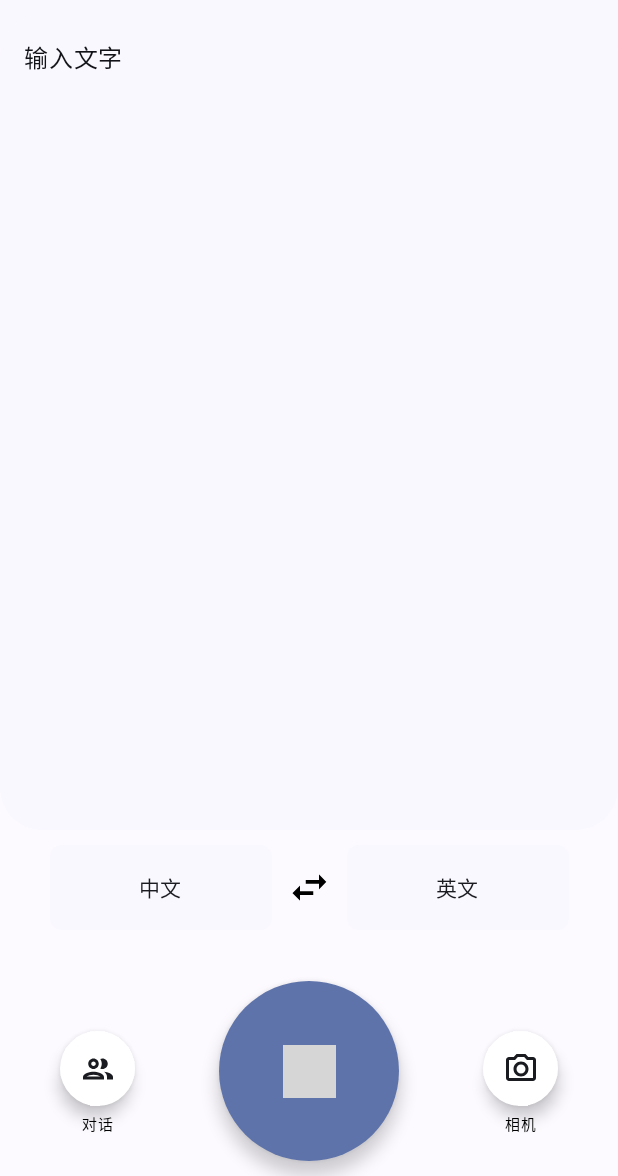
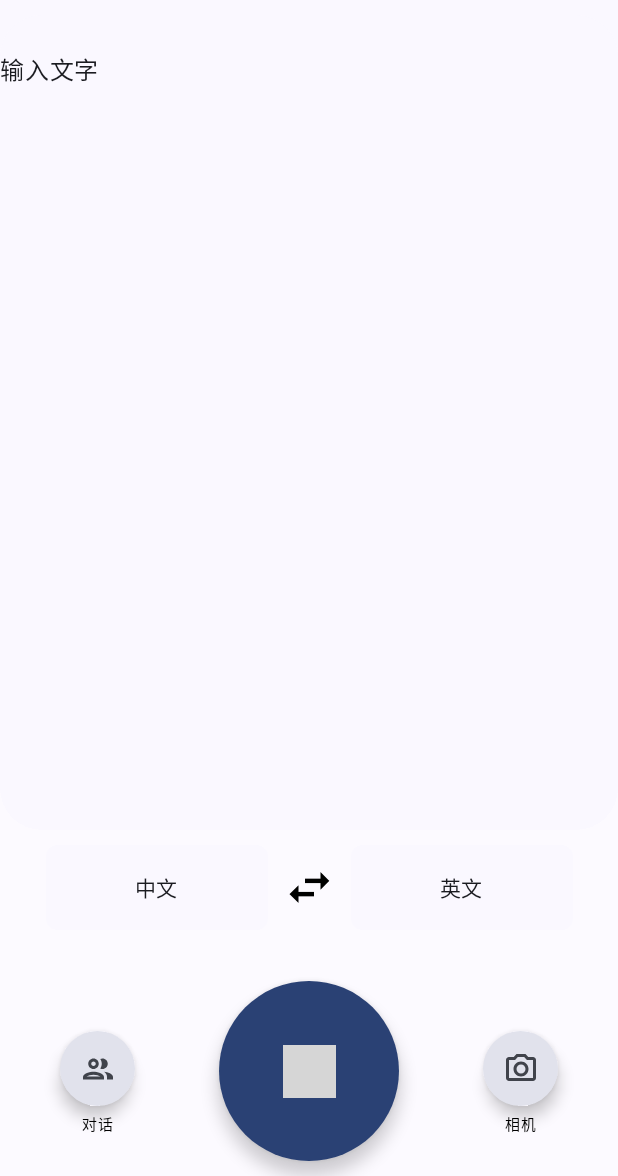
Before and after one commit to HXavier21/EchoLingua, an Android app built with Jetpack Compose: the @Preview function InterfaceMainPreview, on a phone screen of 412 x 824 dp, the part 60-1236 px from its top. Run offline under Robolectric (Android 15) with nearby library versions, the phone set to English and light mode, and no system bars; 1 statement that could not run was skipped; grey boxes are pictures that could not be loaded.

Commit message:
change textfield to text in MainTranslatePage.kt

```diff
--- a/Android/app/src/main/java/com/example/echolingua/ui/page/MainTranslatePage.kt
+++ b/Android/app/src/main/java/com/example/echolingua/ui/page/MainTranslatePage.kt
@@ -4,10 +4,13 @@ import android.content.res.Configuration
 import androidx.compose.foundation.Image
 import androidx.compose.foundation.background
 import androidx.compose.foundation.layout.Arrangement
+import androidx.compose.foundation.layout.Box
 import androidx.compose.foundation.layout.Column
 import androidx.compose.foundation.layout.Row
 import androidx.compose.foundation.layout.Spacer
+import androidx.compose.foundation.layout.fillMaxSize
 import androidx.compose.foundation.layout.fillMaxWidth
+import androidx.compose.foundation.layout.height
 import androidx.compose.foundation.layout.offset
 import androidx.compose.foundation.layout.padding
 import androidx.compose.foundation.layout.size
@@ -19,9 +22,7 @@ import androidx.compose.material.icons.outlined.CameraAlt
 import androidx.compose.material.icons.outlined.Group
 import androidx.compose.material.icons.twotone.Mic
 import androidx.compose.material3.Button
-import androidx.compose.material3.ButtonColors
 import androidx.compose.material3.ButtonDefaults
-import androidx.compose.material3.FilledTonalButton
 import androidx.compose.material3.Icon
 import androidx.compose.material3.LargeFloatingActionButton
 import androidx.compose.material3.MaterialTheme
@@ -31,26 +32,14 @@ import androidx.compose.runtime.Composable
 import androidx.compose.ui.Alignment
 import androidx.compose.ui.Modifier
 import androidx.compose.ui.draw.clip
-import androidx.compose.ui.graphics.Color
 import androidx.compose.ui.graphics.graphicsLayer
 import androidx.compose.ui.res.painterResource
 import androidx.compose.ui.tooling.preview.Preview
 import androidx.compose.ui.unit.dp
 import androidx.compose.ui.unit.sp
 import com.example.echolingua.R
-import com.example.echolingua.ui.component.TextInput
 import com.example.echolingua.ui.theme.EchoLinguaTheme
 
-
-@Composable
-fun KeyTranslationsIcon() {
-    Icon(
-        Icons.Filled.Star,
-        contentDescription = null,
-        modifier = Modifier
-            .padding(start = 10.dp)
-    )
-}
 
 @Composable
 fun MainTranslatePage(
@@ -63,37 +52,29 @@ fun MainTranslatePage(
         Column(
             horizontalAlignment = Alignment.CenterHorizontally
         ) {
-            Row(
-                modifier = Modifier
-                    .background(MaterialTheme.colorScheme.surface)
-                    .fillMaxWidth()
-                    .padding(10.dp),
-                verticalAlignment = Alignment.CenterVertically
-            ) {
-                Icon(
-                    Icons.Filled.Star,
-                    contentDescription = null,
+            MainPageNavigationBar()
+            Box(modifier = modifier.weight(1f)) {
+                Spacer(
                     modifier = Modifier
-                        .padding(start = 10.dp)
+                        .fillMaxWidth()
+                        .height(30.dp)
+                        .background(MaterialTheme.colorScheme.surface)
                 )
-                Spacer(modifier = Modifier.weight(1f))
-                Text(
-                    text = "EchoLingua翻译",
-                    modifier = Modifier
-                )
-                Spacer(modifier = Modifier.weight(1f))
-                Image(
-                    painter = painterResource(R.drawable.aniya),
-                    contentDescription = null,
-                    modifier = Modifier
-                        .padding(end = 10.dp)
-                        .size(30.dp)
-                        .clip(CircleShape)
-                )
+                Column(
+                    modifier= Modifier
+                        .clip(shape = MaterialTheme.shapes.extraLarge)
+                        .fillMaxSize()
+                        .background(MaterialTheme.colorScheme.surface)
+
+                ){
+                    Spacer(modifier = Modifier.size(24.dp))
+                    Text(
+                        text = "输入文字",
+                        color = MaterialTheme.colorScheme.onSurface,
+                    )
+                }
+
             }
-            TextInput(
-                modifier = Modifier.weight(1f)
-            )
 
             Spacer(modifier = Modifier.size(10.dp))
             Column(horizontalAlignment = Alignment.CenterHorizontally) {
@@ -123,7 +104,7 @@ fun MainTranslatePage(
                         modifier = Modifier
                             .graphicsLayer { this.rotationZ = 90f }
                             .padding(horizontal = 10.dp)
-                            .size(30.dp)
+                            .size(35.dp)
 
                     )
                     Button(
@@ -151,7 +132,7 @@ fun MainTranslatePage(
                         LargeFloatingActionButton(
                             onClick = { /*TODO*/ },
                             shape = CircleShape,
-                            containerColor = MaterialTheme.colorScheme.onPrimary,
+                            containerColor = MaterialTheme.colorScheme.surfaceVariant,
                             modifier = Modifier
                                 .size(50.dp)
                         ) {
@@ -173,6 +154,7 @@ fun MainTranslatePage(
                     LargeFloatingActionButton(
                         onClick = { /*TODO*/ },
                         shape = CircleShape,
+                        containerColor = MaterialTheme.colorScheme.primary,
                         modifier = Modifier
                             .size(120.dp)
                             .offset(y = (-10).dp),
@@ -191,7 +173,7 @@ fun MainTranslatePage(
                         LargeFloatingActionButton(
                             onClick = { /*TODO*/ },
                             shape = CircleShape,
-                            containerColor = MaterialTheme.colorScheme.onPrimary,
+                            containerColor = MaterialTheme.colorScheme.surfaceVariant,
                             modifier = Modifier
                                 .size(50.dp)
                         ) {
@@ -210,6 +192,38 @@ fun MainTranslatePage(
                 }
             }
         }
+    }
+}
+
+@Composable
+fun MainPageNavigationBar() {
+    Row(
+        modifier = Modifier
+            .background(MaterialTheme.colorScheme.surface)
+            .fillMaxWidth()
+            .padding(10.dp),
+        verticalAlignment = Alignment.CenterVertically
+    ) {
+        Icon(
+            Icons.Filled.Star,
+            contentDescription = null,
+            modifier = Modifier
+                .padding(start = 10.dp)
+        )
+        Spacer(modifier = Modifier.weight(1f))
+        Text(
+            text = "EchoLingua翻译",
+            modifier = Modifier
+        )
+        Spacer(modifier = Modifier.weight(1f))
+        Image(
+            painter = painterResource(R.drawable.aniya),
+            contentDescription = null,
+            modifier = Modifier
+                .padding(end = 10.dp)
+                .size(30.dp)
+                .clip(CircleShape)
+        )
     }
 }
 
```
Also changed, not shown: Android/app/src/main/java/com/example/echolingua/ui/page/MainTranslateInputPage.kt (+4 -12 lines), Android/app/src/main/java/com/example/echolingua/ui/page/TranslateResultDisplayPage.kt (renamed from Android/app/src/main/java/com/example/echolingua/ui/page/InterfaceDisplayPage.kt, +52 -69 lines).
